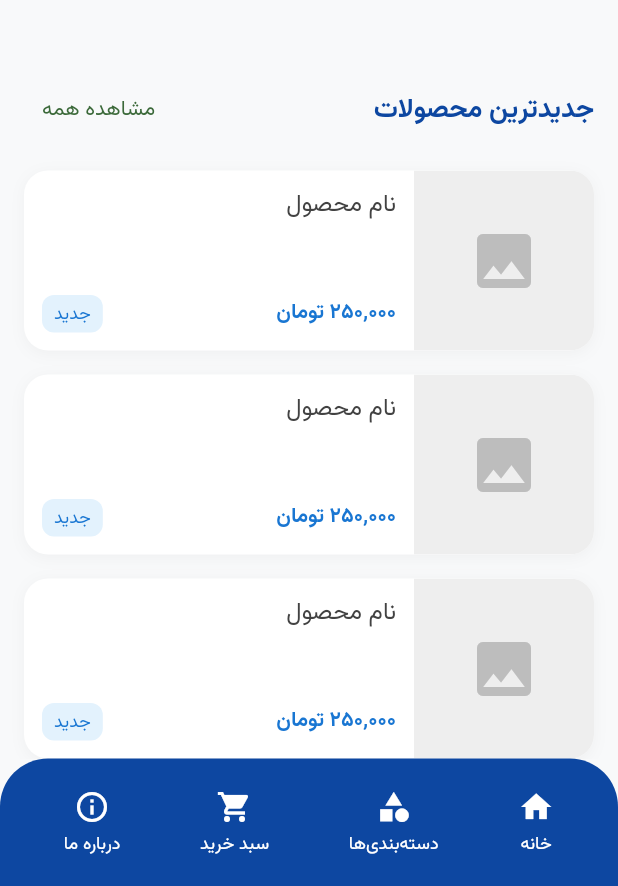
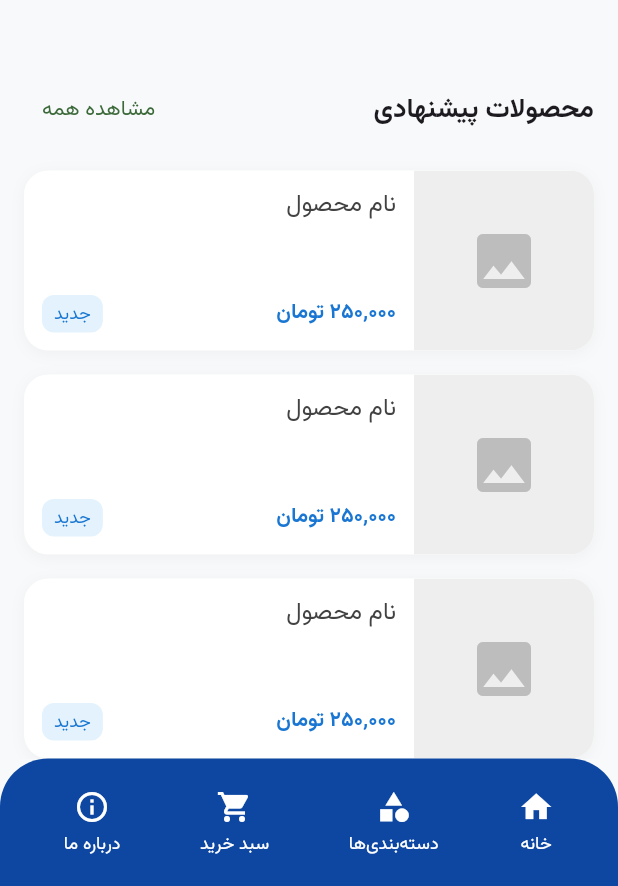
Before and after one commit to Behcoder/android_app, a Flutter app: the screen it shows after launch, scrolled down 277 dp, on a phone screen of 412 x 824 dp, the part 350-1236 px from its top. Run offline on Flutter 3.47's test engine with Material 3 defaults, Android fonts, the phone set to English and light mode, and no system bars; our stand-ins replace carousel_slider, google_fonts; network calls fail.

Commit message:
تغییر نام بخش جدیدترین محصولات به محصولات پیشنهادی

```diff
--- a/lib/main.dart
+++ b/lib/main.dart
@@ -821,12 +821,11 @@ class NewProducts extends StatelessWidget {
           child: Row(
             mainAxisAlignment: MainAxisAlignment.spaceBetween,
             children: [
-              Text(
-                'جدیدترین محصولات',
+              const Text(
+                'محصولات پیشنهادی',
                 style: TextStyle(
                   fontSize: 18,
                   fontWeight: FontWeight.bold,
-                  color: Colors.blue.shade900,
                 ),
               ),
               TextButton(
```
